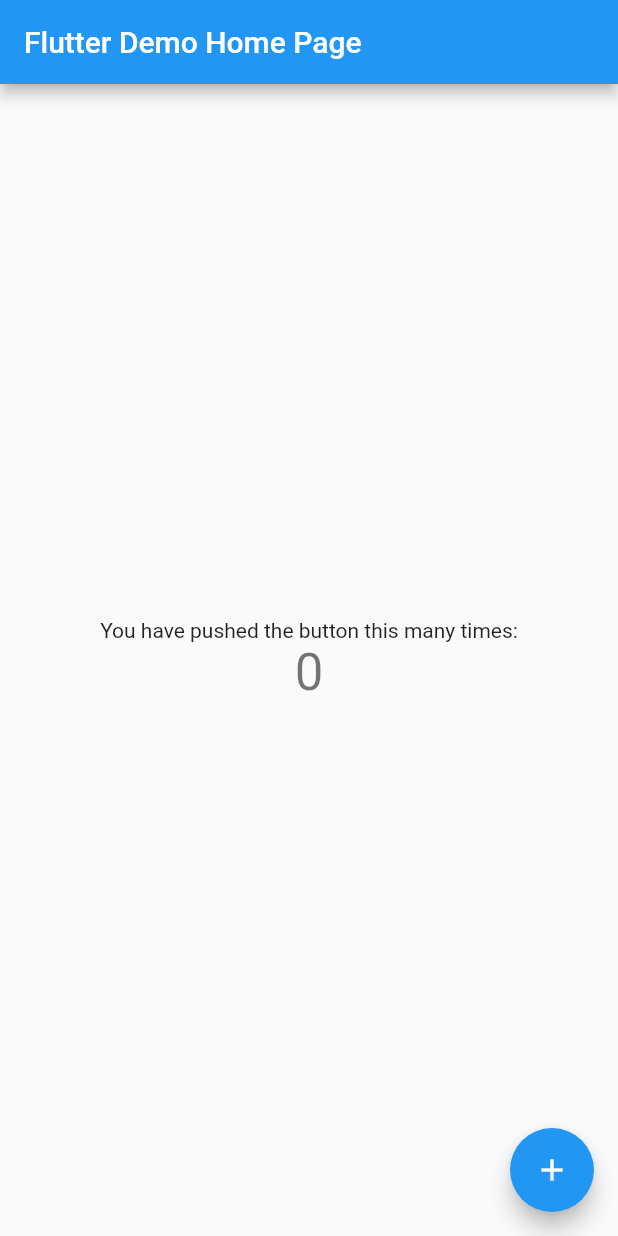
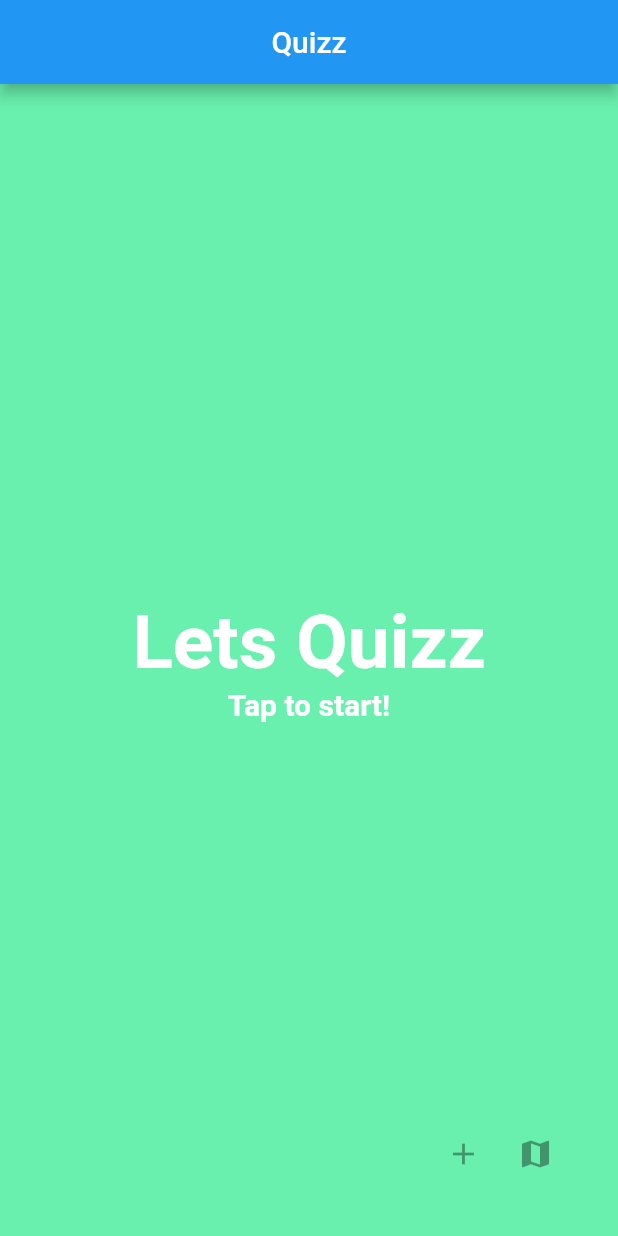
Before and after one commit to DotDynamics/flutter_app_playground, a Flutter app: the screen it shows after launch, on a phone screen of 412 x 824 dp. Run offline on Flutter 3.47's test engine with Material 2 defaults, Android fonts, the phone set to English and light mode, and no system bars; our stand-ins replace rxdart.

Commit message:
add login page add landing page add main page which is just a MovieList from bloc_architecture
Signed-off-by: John Kuan <johnkuan@burpple.com>

```diff
--- a/lib/main.dart
+++ b/lib/main.dart
@@ -1,111 +1,16 @@
 import 'package:flutter/material.dart';
 
-void main() => runApp(MyApp());
+import './ui/landing_page.dart';
+import './ui/login_page.dart';
+import './ui/main_page.dart';
 
-class MyApp extends StatelessWidget {
-  // This widget is the root of your application.
-  @override
-  Widget build(BuildContext context) {
-    return MaterialApp(
-      title: 'Flutter Demo',
-      theme: ThemeData(
-        // This is the theme of your application.
-        //
-        // Try running your application with "flutter run". You'll see the
-        // application has a blue toolbar. Then, without quitting the app, try
-        // changing the primarySwatch below to Colors.green and then invoke
-        // "hot reload" (press "r" in the console where you ran "flutter run",
-        // or simply save your changes to "hot reload" in a Flutter IDE).
-        // Notice that the counter didn't reset back to zero; the application
-        // is not restarted.
-        primarySwatch: Colors.blue,
-      ),
-      home: MyHomePage(title: 'Flutter Demo Home Page'),
-    );
-  }
+void main() {
+  runApp(new MaterialApp(
+    home: new LandingPage(),
+    routes: <String, WidgetBuilder>{
+      "/login": (BuildContext context) => new LoginPage(),
+      "/": (BuildContext context) => new MainPage(),
+    },
+  ));
+
 }
-
-class MyHomePage extends StatefulWidget {
-  MyHomePage({Key key, this.title}) : super(key: key);
-
-  // This widget is the home page of your application. It is stateful, meaning
-  // that it has a State object (defined below) that contains fields that affect
-  // how it looks.
-
-  // This class is the configuration for the state. It holds the values (in this
-  // case the title) provided by the parent (in this case the App widget) and
-  // used by the build method of the State. Fields in a Widget subclass are
-  // always marked "final".
-
-  final String title;
-
-  @override
-  _MyHomePageState createState() => _MyHomePageState();
-}
-
-class _MyHomePageState extends State<MyHomePage> {
-  int _counter = 0;
-
-  void _incrementCounter() {
-    setState(() {
-      // This call to setState tells the Flutter framework that something has
-      // changed in this State, which causes it to rerun the build method below
-      // so that the display can reflect the updated values. If we changed
-      // _counter without calling setState(), then the build method would not be
-      // called again, and so nothing would appear to happen.
-      _counter++;
-    });
-  }
-
-  @override
-  Widget build(BuildContext context) {
-    // This method is rerun every time setState is called, for instance as done
-    // by the _incrementCounter method above.
-    //
-    // The Flutter framework has been optimized to make rerunning build methods
-    // fast, so that you can just rebuild anything that needs updating rather
-    // than having to individually change instances of widgets.
-    return Scaffold(
-      appBar: AppBar(
-        // Here we take the value from the MyHomePage object that was created by
-        // the App.build method, and use it to set our appbar title.
-        title: Text(widget.title),
-      ),
-      body: Center(
-        // Center is a layout widget. It takes a single child and positions it
-        // in the middle of the parent.
-        child: Column(
-          // Column is also layout widget. It takes a list of children and
-          // arranges them vertically. By default, it sizes itself to fit its
-          // children horizontally, and tries to be as tall as its parent.
-          //
-          // Invoke "debug painting" (press "p" in the console, choose the
-          // "Toggle Debug Paint" action from the Flutter Inspector in Android
-          // Studio, or the "Toggle Debug Paint" command in Visual Studio Code)
-          // to see the wireframe for each widget.
-          //
-          // Column has various properties to control how it sizes itself and
-          // how it positions its children. Here we use mainAxisAlignment to
-          // center the children vertically; the main axis here is the vertical
-          // axis because Columns are vertical (the cross axis would be
-          // horizontal).
-          mainAxisAlignment: MainAxisAlignment.center,
-          children: <Widget>[
-            Text(
-              'You have pushed the button this many times:',
-            ),
-            Text(
-              '$_counter',
-              style: Theme.of(context).textTheme.display1,
-            ),
-          ],
-        ),
-      ),
-      floatingActionButton: FloatingActionButton(
-        onPressed: _incrementCounter,
-        tooltip: 'Increment',
-        child: Icon(Icons.add),
-      ), // This trailing comma makes auto-formatting nicer for build methods.
-    );
-  }
-}
--- /dev/null
+++ b/lib/ui/landing_page.dart
@@ -0,0 +1,50 @@
+import 'package:flutter/material.dart';
+
+class LandingPage extends StatelessWidget {
+  @override
+  Widget build(BuildContext context) {
+    return new Scaffold(
+        appBar: new AppBar(
+          title: Text("Quizz"),
+          centerTitle: true,
+        ),
+        body: new Material(
+            color: Colors.greenAccent,
+            child: new InkWell(
+              onTap: () => print("We tapped the page!"),
+              child: new Column(
+                mainAxisAlignment: MainAxisAlignment.center,
+                crossAxisAlignment: CrossAxisAlignment.stretch,
+                children: <Widget>[
+                  new Text(
+                    "Lets Quizz",
+                    style: TextStyle(
+                        color: Colors.white,
+                        fontSize: 50.0,
+                        fontWeight: FontWeight.bold),
+                    textAlign: TextAlign.center,
+                  ),
+                  new Text("Tap to start!",
+                      style: TextStyle(
+                          color: Colors.white,
+                          fontSize: 20.0,
+                          fontWeight: FontWeight.bold),
+                      textAlign: TextAlign.center)
+                ],
+              ),
+            )),
+        floatingActionButton: SafeArea(
+          minimum: EdgeInsets.all(15),
+          bottom: true,
+          right: true,
+          child: new Row(
+            mainAxisAlignment: MainAxisAlignment.end,
+            crossAxisAlignment: CrossAxisAlignment.start,
+            children: <Widget>[
+              new IconButton(icon: Icon(Icons.add), onPressed: null),
+              new IconButton(icon: Icon(Icons.map), onPressed: null)
+            ],
+          ),
+        ));
+  }
+}
```
Also changed, not shown: lib/blocs/movies_bloc.dart (added, +22 -0 lines), lib/models/item_model.dart (added, +91 -0 lines), lib/resources/movie_api_provider.dart (added, +25 -0 lines), lib/resources/repository.dart (added, +10 -0 lines), lib/ui/login_page.dart (added, +133 -0 lines), lib/ui/main_page.dart (added, +40 -0 lines), 3 other files.
